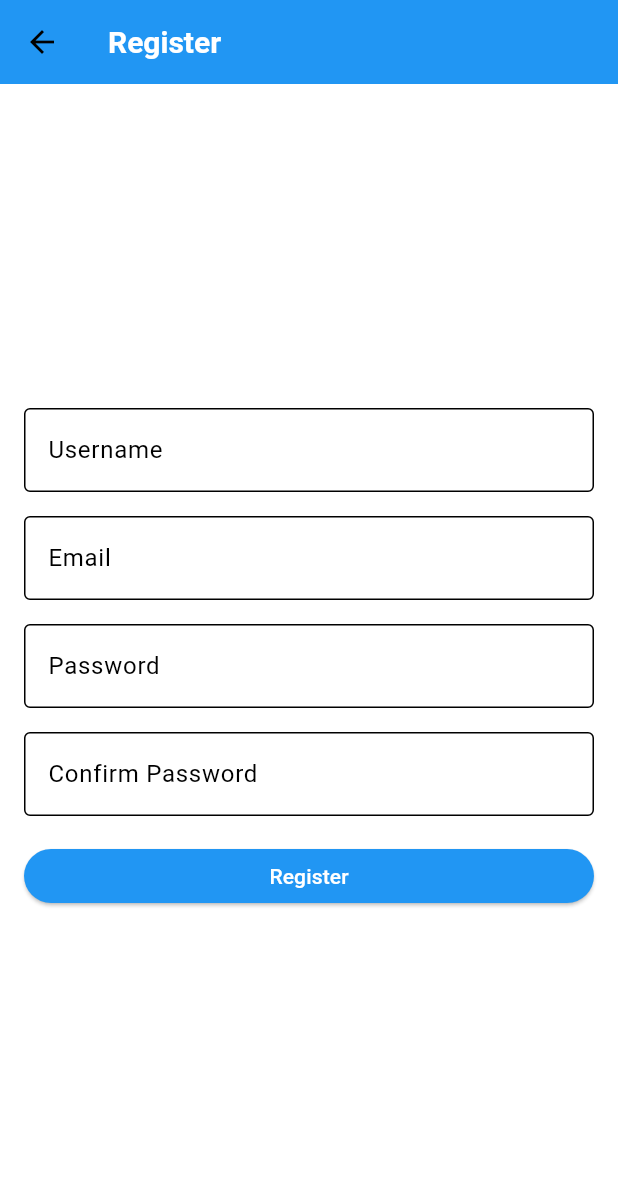
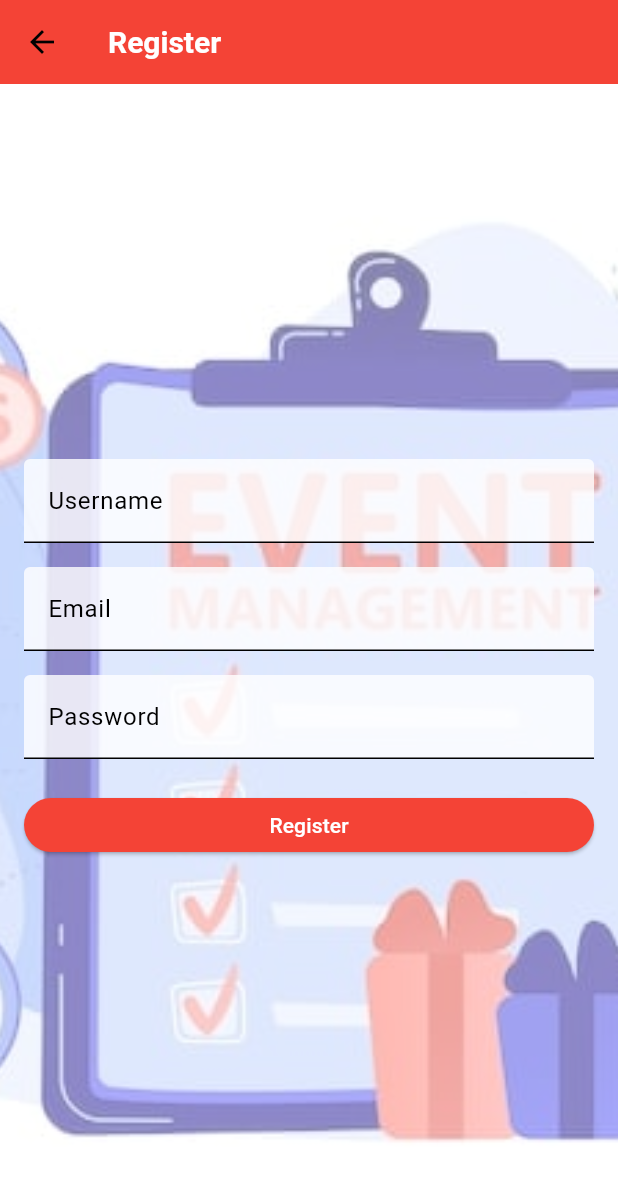
Before and after one commit to niweshsah/DP_project_backend, a Flutter app: the screen it shows after launch, after a tap on "Create an account", on a phone screen of 412 x 824 dp. Shown: the top 1182 px of the screen. Run offline on Flutter 3.47's test engine with Material 3 defaults, Android fonts, the phone set to English and light mode, and no system bars.

Commit message:
Add files via upload

```diff
--- a/dp_frontend/lib/screens/login_page.dart
+++ b/dp_frontend/lib/screens/login_page.dart
@@ -1,5 +1,3 @@
-// lib/screens/login_page.dart
-
 import 'package:flutter/material.dart';
 
 class LoginPage extends StatefulWidget {
@@ -12,7 +10,6 @@ class _LoginPageState extends State<LoginPage> {
   final TextEditingController passwordController = TextEditingController();
 
   void _login() {
-    // Dummy login logic
     if (emailController.text.isNotEmpty && passwordController.text.isNotEmpty) {
       Navigator.pushReplacementNamed(context, '/home');
     } else {
@@ -25,35 +22,76 @@ class _LoginPageState extends State<LoginPage> {
   @override
   Widget build(BuildContext context) {
     return Scaffold(
-      appBar: AppBar(title: Text('Login')),
-      body: Padding(
+      appBar: AppBar(
+        title: Text('Login'),
+        backgroundColor: Colors.red, // AppBar color to match red theme
+      ),
+      body: Stack(
+        fit: StackFit.expand,
+        children: [
+          // Background Image
+          Image.asset(
+            'assets/images/backgroundimage2.jpg', // Path to your background image in assets
+            fit: BoxFit.cover,
+          ),
+          // Semi-transparent red overlay to tint the background
+          Container(
+            color: Colors.white.withOpacity(0.5),
+          ),
+          // Login form
+          Padding(
             padding: const EdgeInsets.all(16.0),
+            child: GestureDetector(
+              onTap: () => FocusScope.of(context).unfocus(), // Dismiss keyboard on tap outside
               child: Column(
                 mainAxisAlignment: MainAxisAlignment.center,
                 children: [
                   TextField(
                     controller: emailController,
-              decoration: InputDecoration(labelText: 'Email'),
+                    decoration: InputDecoration(
+                      labelText: 'Email',
+                      border: OutlineInputBorder(),
+                      filled: true,
+                      fillColor: Colors.white.withOpacity(0.8),
                     ),
+                    keyboardType: TextInputType.emailAddress,
+                  ),
+                  SizedBox(height: 16),
                   TextField(
                     controller: passwordController,
-              decoration: InputDecoration(labelText: 'Password'),
+                    decoration: InputDecoration(
+                      labelText: 'Password',
+                      border: OutlineInputBorder(),
+                      filled: true,
+                      fillColor: Colors.white.withOpacity(0.8),
+                    ),
                     obscureText: true,
                   ),
                   SizedBox(height: 20),
                   ElevatedButton(
                     onPressed: _login,
                     child: Text('Login'),
+                    style: ElevatedButton.styleFrom(
+                      backgroundColor: Colors.red, // Set button color to red
+                      minimumSize: Size(double.infinity, 36),
                     ),
+                  ),
+                  SizedBox(height: 8),
                   TextButton(
                     onPressed: () {
                       Navigator.pushNamed(context, '/register');
                     },
-              child: Text('Create an account'),
+                    child: Text(
+                      'Create an account',
+                      style: TextStyle(color: Colors.red,fontSize: 20,fontWeight: FontWeight.bold), // Set text color to red
+                    ),
                   ),
                 ],
               ),
             ),
+          ),
+        ],
+      ),
     );
   }
 }
--- a/dp_frontend/lib/screens/registration_page.dart
+++ b/dp_frontend/lib/screens/registration_page.dart
@@ -7,27 +7,17 @@ class RegistrationPage extends StatefulWidget {
 
 class _RegistrationPageState extends State<RegistrationPage> {
   final _formKey = GlobalKey<FormState>();
-  String _username = '';
-  String _email = '';
-  String _password = '';
-  String _confirmPassword = '';
-  bool _obscureText = true; // To toggle password visibility
+  final TextEditingController usernameController = TextEditingController();
+  final TextEditingController emailController = TextEditingController();
+  final TextEditingController passwordController = TextEditingController();
 
   void _register() {
     if (_formKey.currentState!.validate()) {
-      // Perform registration action
-      // For example, you can call an API or navigate to another screen
-      print('Username: $_username');
-      print('Email: $_email');
-      print('Password: $_password');
-
-      // Show success message
+      // Handle registration logic here
       ScaffoldMessenger.of(context).showSnackBar(
         SnackBar(content: Text('Registration successful!')),
       );
-
-      // Navigate to home page or show a success message
-      // Navigator.pushReplacementNamed(context, '/home'); // Example navigation
+      Navigator.pushReplacementNamed(context, '/home');
     }
   }
 
@@ -36,107 +26,72 @@ class _RegistrationPageState extends State<RegistrationPage> {
     return Scaffold(
       appBar: AppBar(
         title: Text('Register'),
+        backgroundColor: Colors.red, // Optional: Change AppBar color
       ),
-      body: Padding(
+      body: Stack(
+        fit: StackFit.expand,
+        children: [
+          // Background Image
+          Image.asset(
+            'assets/images/backgroundimage2.jpg', // Path to your background image
+            fit: BoxFit.cover,
+            errorBuilder: (context, error, stackTrace) {
+              return Center(
+                child: Text(
+                  'Image not available',
+                  style: TextStyle(color: Colors.white),
+                ),
+              );
+            },
+          ),
+          // Semi-transparent overlay for readability
+          Container(
+            color: Colors.white.withOpacity(0.5), // Dark overlay for better text visibility
+          ),
+          // Registration form
+          Padding(
             padding: const EdgeInsets.all(16.0),
-        child: GestureDetector(
-          onTap: () {
-            FocusScope.of(context).unfocus(); // Dismiss the keyboard
-          },
             child: Form(
               key: _formKey,
               child: Column(
                 mainAxisAlignment: MainAxisAlignment.center,
                 children: [
                   TextFormField(
+                    controller: usernameController,
                     decoration: InputDecoration(
                       labelText: 'Username',
-                    border: OutlineInputBorder(),
+                      fillColor: Colors.white.withOpacity(0.8),
+                      filled: true,
                     ),
-                  validator: (value) {
-                    if (value == null || value.isEmpty) {
-                      return 'Please enter your username';
-                    }
-                    return null;
-                  },
-                  onChanged: (value) {
-                    setState(() {
-                      _username = value;
-                    });
-                  },
+                    validator: (value) => value!.isEmpty ? 'Enter a username' : null,
                   ),
-                SizedBox(height: 16.0),
+                  SizedBox(height: 16),
                   TextFormField(
+                    controller: emailController,
                     decoration: InputDecoration(
                       labelText: 'Email',
-                    border: OutlineInputBorder(),
+                      fillColor: Colors.white.withOpacity(0.8),
+                      filled: true,
                     ),
-                  keyboardType: TextInputType.emailAddress, // Email keyboard type
-                  validator: (value) {
-                    if (value == null || value.isEmpty) {
-                      return 'Please enter your email';
-                    }
-                    // Simple email validation
-                    if (!RegExp(r'^[^@]+@[^@]+\.[^@]+').hasMatch(value)) {
-                      return 'Please enter a valid email';
-                    }
-                    return null;
-                  },
-                  onChanged: (value) {
-                    setState(() {
-                      _email = value;
-                    });
-                  },
+                    validator: (value) => value!.isEmpty ? 'Enter an email' : null,
                   ),
-                SizedBox(height: 16.0),
+                  SizedBox(height: 16),
                   TextFormField(
+                    controller: passwordController,
                     decoration: InputDecoration(
                       labelText: 'Password',
-                    border: OutlineInputBorder(),
+                      fillColor: Colors.white.withOpacity(0.8),
+                      filled: true,
                     ),
-                  obscureText: _obscureText,
-                  validator: (value) {
-                    if (value == null || value.isEmpty) {
-                      return 'Please enter your password';
-                    }
-                    if (value.length < 6) {
-                      return 'Password must be at least 6 characters';
-                    }
-                    return null;
-                  },
-                  onChanged: (value) {
-                    setState(() {
-                      _password = value;
-                    });
-                  },
+                    obscureText: true,
+                    validator: (value) => value!.isEmpty ? 'Enter a password' : null,
                   ),
-                SizedBox(height: 16.0),
-                TextFormField(
-                  decoration: InputDecoration(
-                    labelText: 'Confirm Password',
-                    border: OutlineInputBorder(),
-                  ),
-                  obscureText: _obscureText,
-                  validator: (value) {
-                    if (value == null || value.isEmpty) {
-                      return 'Please confirm your password';
-                    }
-                    if (value != _password) {
-                      return 'Passwords do not match';
-                    }
-                    return null;
-                  },
-                  onChanged: (value) {
-                    setState(() {
-                      _confirmPassword = value;
-                    });
-                  },
-                ),
-                SizedBox(height: 16.0),
+                  SizedBox(height: 20),
                   ElevatedButton(
                     onPressed: _register,
                     child: Text('Register'),
                     style: ElevatedButton.styleFrom(
+                      backgroundColor: Colors.red, // Optional: Change button color
                       minimumSize: Size(double.infinity, 36), // Full-width button
                     ),
                   ),
@@ -144,6 +99,7 @@ class _RegistrationPageState extends State<RegistrationPage> {
               ),
             ),
           ),
+        ],
       ),
     );
   }
```
Also changed, not shown: dp_frontend/lib/screens/home_page.dart (+39 -7 lines), dp_frontend/lib/screens/user_profile_page.dart (+33 -9 lines). Lines whose indentation alone changed are shown as unchanged.
